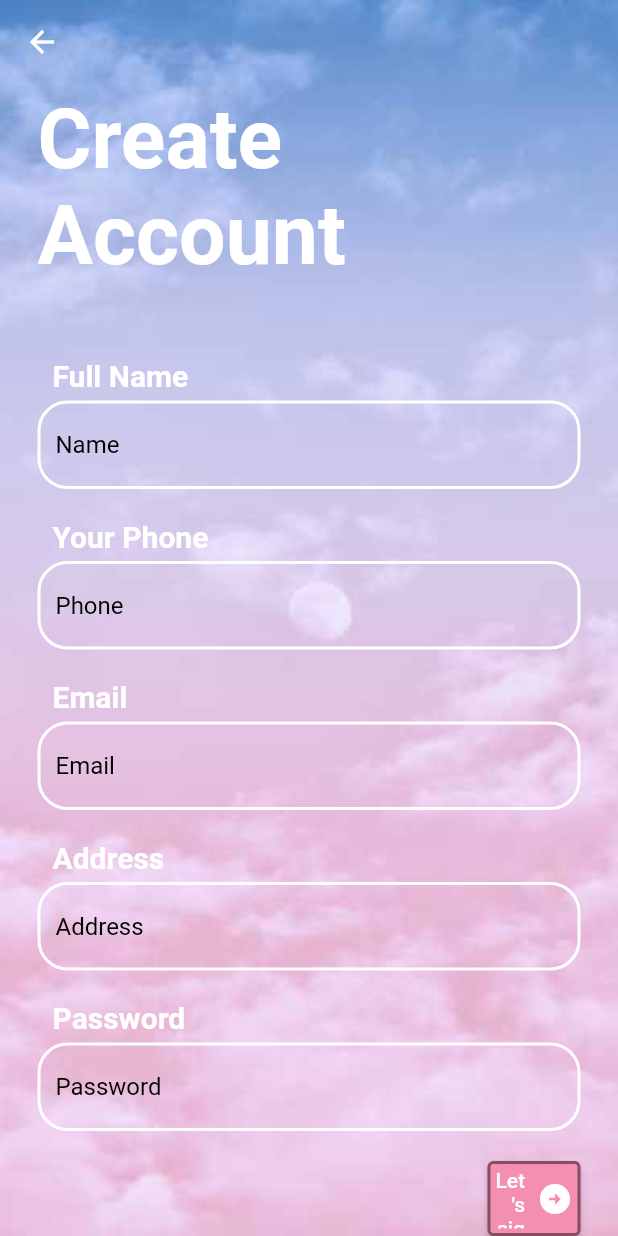
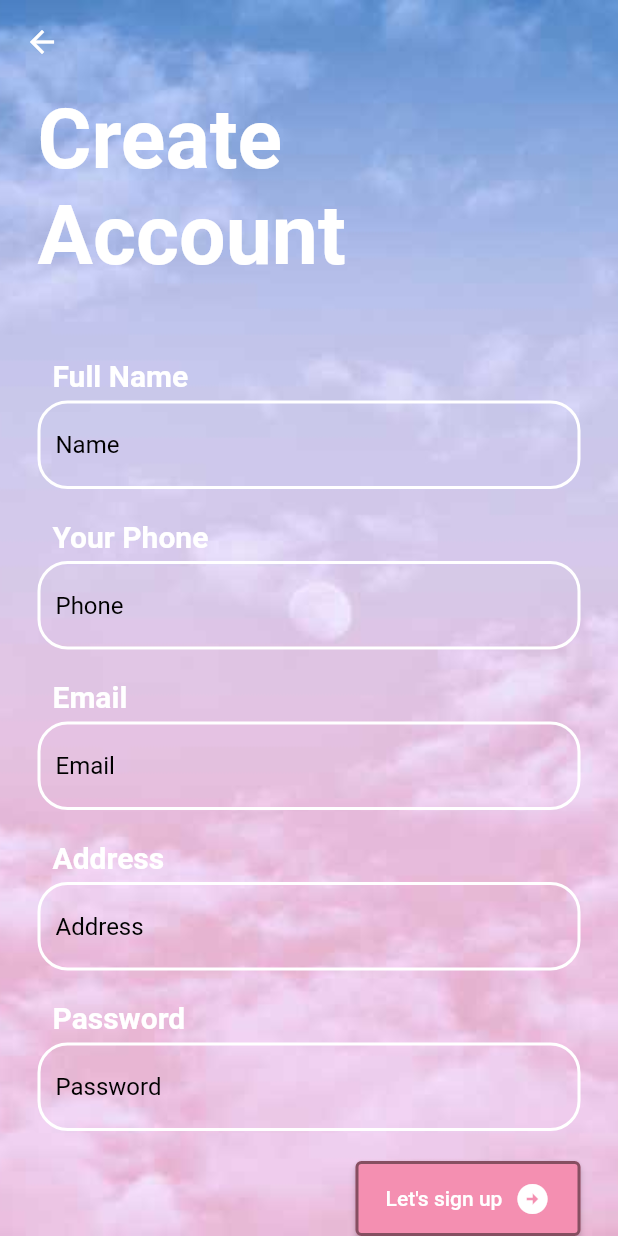
Before and after one commit to casius13594/flutter_finalproject, a Flutter app: the RegisterPage screen opened directly, scrolled down 39 dp, on a phone screen of 412 x 824 dp. Run offline on Flutter 3.47's test engine with Material 2 defaults, Android fonts, the phone set to English and light mode, and no system bars; our stand-ins replace curved_navigation_bar, flutter_svg, lottie, pinput.

Commit message:
Right aligned button

```diff
--- a/lib/pages/register_page.dart
+++ b/lib/pages/register_page.dart
@@ -225,11 +225,12 @@ class _RegisterPageState extends State<RegisterPage>{
 
                 SizedBox(height: 20,),
                 Container(
-                  margin: EdgeInsets.only(left: 300),
                   child: Column(
-                    crossAxisAlignment: CrossAxisAlignment.start,
+                    mainAxisAlignment: MainAxisAlignment.end,
                     children: [
-                      Directionality(
+                    Align(
+                    alignment: Alignment.centerRight, // Align the button to the right
+                      child:Directionality(
                           textDirection: TextDirection.rtl,
                           child: ElevatedButton.icon(
                             onPressed: (){
@@ -247,6 +248,7 @@ class _RegisterPageState extends State<RegisterPage>{
                             ),
                           ),
                       ),
+                    ),
                     ],
                   ),
                 )
--- a/lib/pages/shifscreen.dart
+++ b/lib/pages/shifscreen.dart
@@ -47,7 +47,7 @@ class _shiftPageState extends State<shiftscreen>{
             color: Colors.white,
           ),
           Icon(
-            Icons.child_friendly,
+            Icons.mobile_friendly,
             color: Colors.white,
           ),
           Icon(
```
